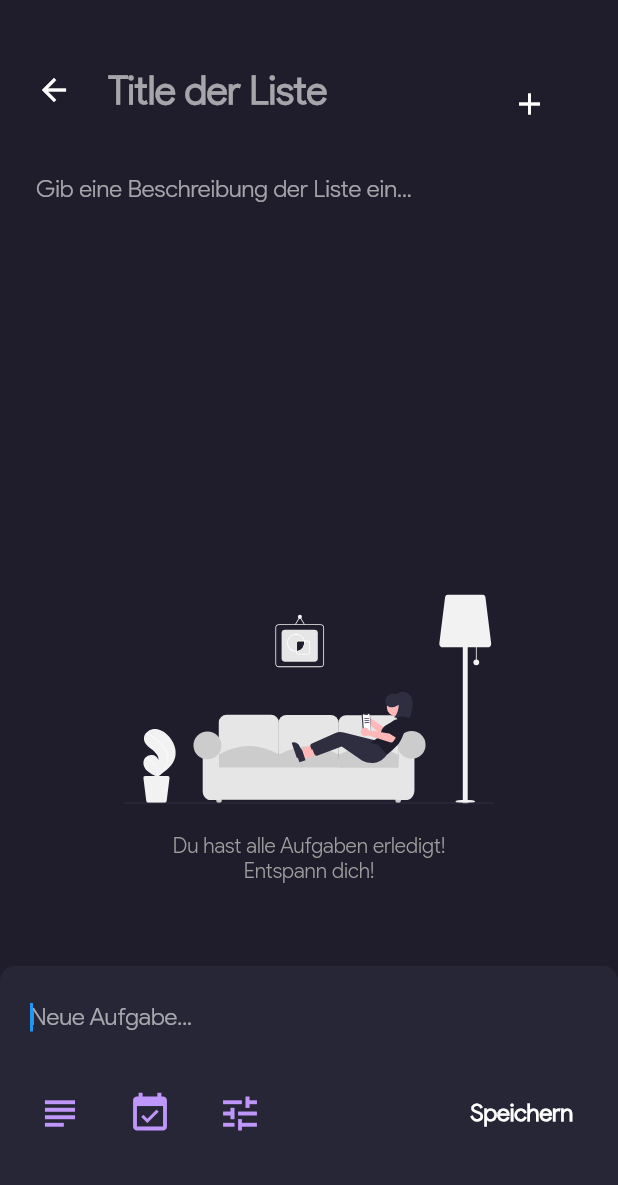
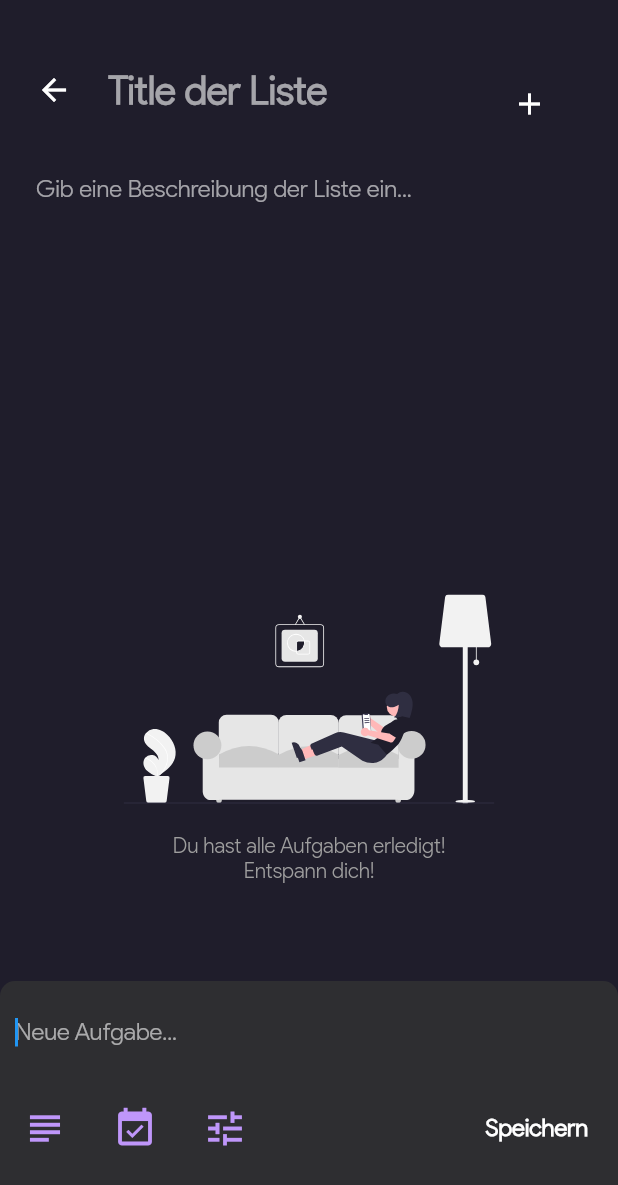
Before and after one commit to badbryany/todoapp, a Flutter app: the Taskpage screen opened directly with empty values, after a tap on the "add" icon, on a phone screen of 412 x 824 dp. Shown: the top 1185 px of the screen. Run offline on Flutter 3.47's test engine with Material 2 defaults, Android fonts, the phone set to English and light mode, and no system bars; our stand-ins replace flutter_svg, sqflite; accounts and stored records are empty.

Commit message:
changed color of addToDo

```diff
--- a/lib/screens/taskpage.dart
+++ b/lib/screens/taskpage.dart
@@ -205,12 +205,10 @@ class _TaskpageState extends State<Taskpage>{
                   bottom: 0,
                   left: 0,
                   width: MediaQuery.of(context).size.width,
-                  height: 180,
+                  height: 170,
                   child: Container(
-                    //margin: EdgeInsets.symmetric(horizontal: 24),
-                    padding: EdgeInsets.symmetric(horizontal: 10),
                     decoration: BoxDecoration(
-                      color: Color(0xff272636),
+                      color: Color(0xff2e2e31),
                       borderRadius: BorderRadius.only(topLeft: Radius.circular(10), topRight: Radius.circular(10)),
                     ),
                     child: Column(
```
